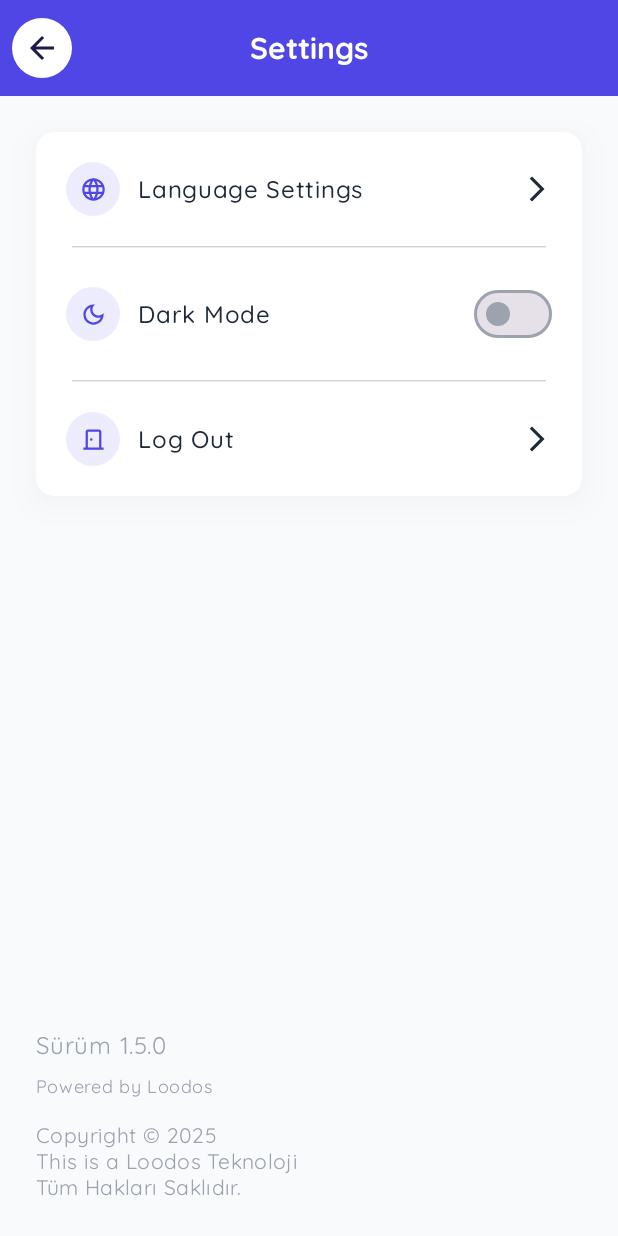
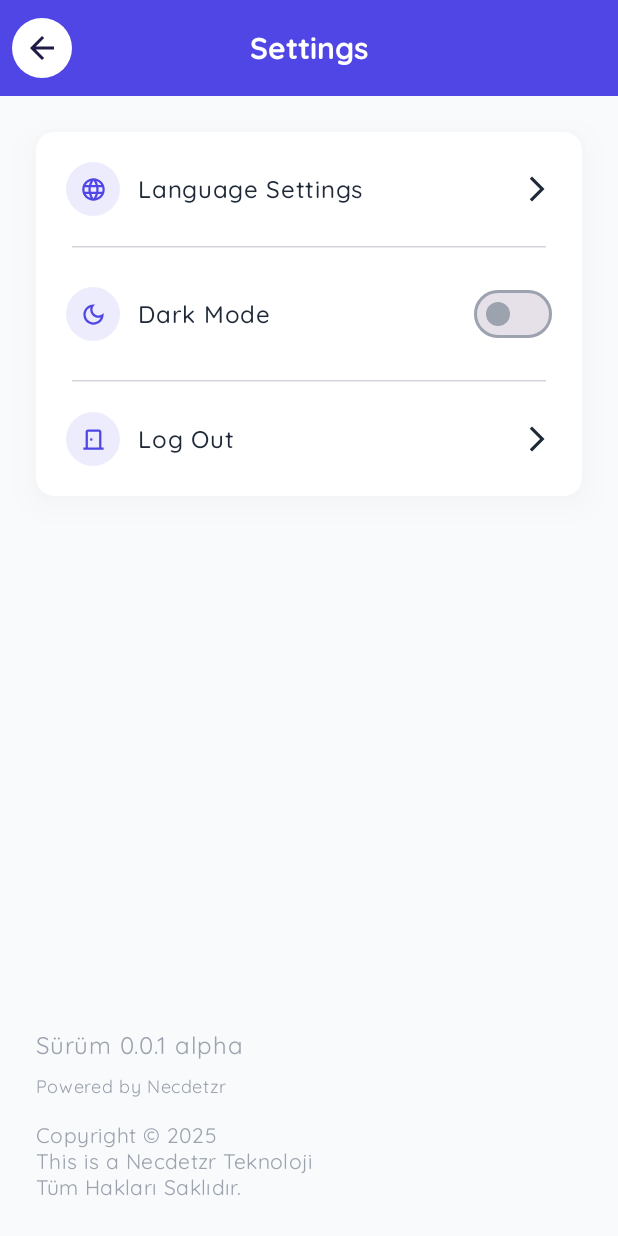
Before and after one commit to necdetzr/CryptoTricker, an Android app built with Jetpack Compose: the composable SettingsPage shown on its own in the app's theme, on a phone screen of 412 x 824 dp. Run offline under Robolectric (Android 15) with nearby library versions, the phone set to English and light mode, and no system bars; our stand-ins replace accompanist.

Commit message:
Settings page ui updated.

```diff
--- a/feature/settings/src/main/java/com/example/settings/ui/SettingsPage.kt
+++ b/feature/settings/src/main/java/com/example/settings/ui/SettingsPage.kt
@@ -125,8 +125,8 @@ fun SettingsPage(
 
          FooterSection(
             year = "2025",
-            company = "Loodos",
-            version = "1.5.0"
+            company = "Necdetzr",
+            version = "0.0.1 alpha"
          )
       }
    }
```
